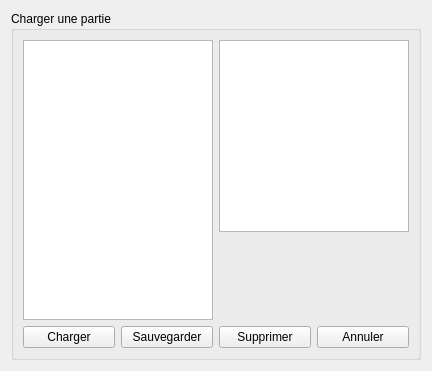
This is StreetCar/StreetCar/LoadSaveGame.ui in paboccard/Projet_Prog_Jeu as Qt 5 draws it before an edit. The edited form follows.
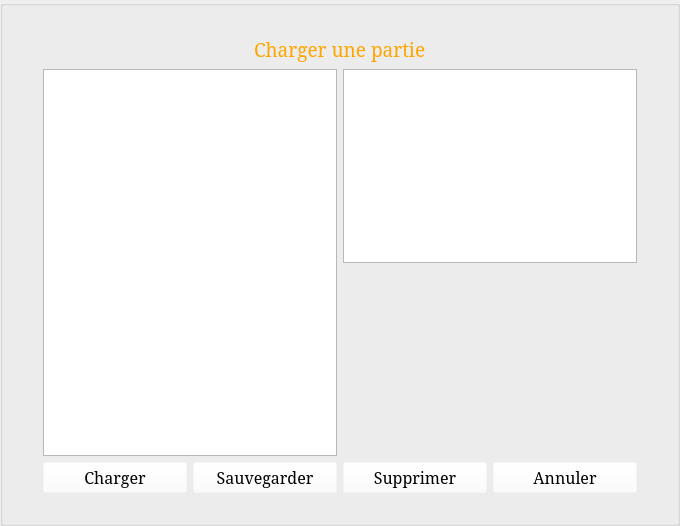
This is the edited form. Icons and pictures are not drawn.

```diff
--- a/StreetCar/StreetCar/LoadSaveGame.ui
+++ b/StreetCar/StreetCar/LoadSaveGame.ui
@@ -6,20 +6,100 @@
    <rect>
     <x>0</x>
     <y>0</y>
-    <width>432</width>
-    <height>371</height>
+    <width>680</width>
+    <height>526</height>
    </rect>
   </property>
   <property name="windowTitle">
    <string>Form</string>
   </property>
   <layout class="QVBoxLayout" name="verticalLayout">
+   <property name="leftMargin">
+    <number>0</number>
+   </property>
+   <property name="topMargin">
+    <number>0</number>
+   </property>
+   <property name="rightMargin">
+    <number>0</number>
+   </property>
+   <property name="bottomMargin">
+    <number>0</number>
+   </property>
    <item>
     <widget class="QGroupBox" name="groupBox">
+     <property name="styleSheet">
+      <string notr="true">#groupBox {
+	border-image: url(:/images/menu_fond);
+}
+
+#label {
+	color: orange;
+}
+
+QPushButton {
+	background-color: rgba(255, 255, 255, 0);
+}</string>
+     </property>
      <property name="title">
-      <string>Charger une partie</string>
+      <string/>
      </property>
      <layout class="QVBoxLayout" name="verticalLayout_3">
+      <property name="leftMargin">
+       <number>40</number>
+      </property>
+      <property name="topMargin">
+       <number>30</number>
+      </property>
+      <property name="rightMargin">
+       <number>40</number>
+      </property>
+      <property name="bottomMargin">
+       <number>30</number>
+      </property>
+      <item>
+       <layout class="QHBoxLayout" name="horizontalLayout_3">
+        <item>
+         <spacer name="horizontalSpacer">
+          <property name="orientation">
+           <enum>Qt::Horizontal</enum>
+          </property>
+          <property name="sizeHint" stdset="0">
+           <size>
+            <width>40</width>
+            <height>20</height>
+           </size>
+          </property>
+         </spacer>
+        </item>
+        <item>
+         <widget class="QLabel" name="label">
+          <property name="font">
+           <font>
+            <family>Serif</family>
+            <pointsize>14</pointsize>
+           </font>
+          </property>
+          <property name="text">
+           <string>Charger une partie</string>
+          </property>
+         </widget>
+        </item>
+        <item>
+         <spacer name="horizontalSpacer_2">
+          <property name="orientation">
+           <enum>Qt::Horizontal</enum>
+          </property>
+          <property name="sizeHint" stdset="0">
+           <size>
+            <width>40</width>
+            <height>20</height>
+           </size>
+          </property>
+         </spacer>
+        </item>
+       </layout>
+      </item>
       <item>
        <layout class="QHBoxLayout" name="horizontalLayout_2">
         <item>
@@ -51,6 +131,12 @@
        <layout class="QHBoxLayout" name="horizontalLayout">
         <item>
          <widget class="QPushButton" name="buttonAccept">
+          <property name="font">
+           <font>
+            <family>Serif</family>
+            <pointsize>12</pointsize>
+           </font>
+          </property>
           <property name="text">
            <string>Charger</string>
           </property>
@@ -58,6 +144,12 @@
         </item>
         <item>
          <widget class="QPushButton" name="buttonSave">
+          <property name="font">
+           <font>
+            <family>Serif</family>
+            <pointsize>12</pointsize>
+           </font>
+          </property>
           <property name="text">
            <string>Sauvegarder</string>
           </property>
@@ -65,6 +157,12 @@
         </item>
         <item>
          <widget class="QPushButton" name="buttonDelete">
+          <property name="font">
+           <font>
+            <family>Serif</family>
+            <pointsize>12</pointsize>
+           </font>
+          </property>
           <property name="text">
            <string>Supprimer</string>
           </property>
@@ -72,6 +170,12 @@
         </item>
         <item>
          <widget class="QPushButton" name="buttonCancel">
+          <property name="font">
+           <font>
+            <family>Serif</family>
+            <pointsize>12</pointsize>
+           </font>
+          </property>
           <property name="text">
            <string>Annuler</string>
           </property>
```
